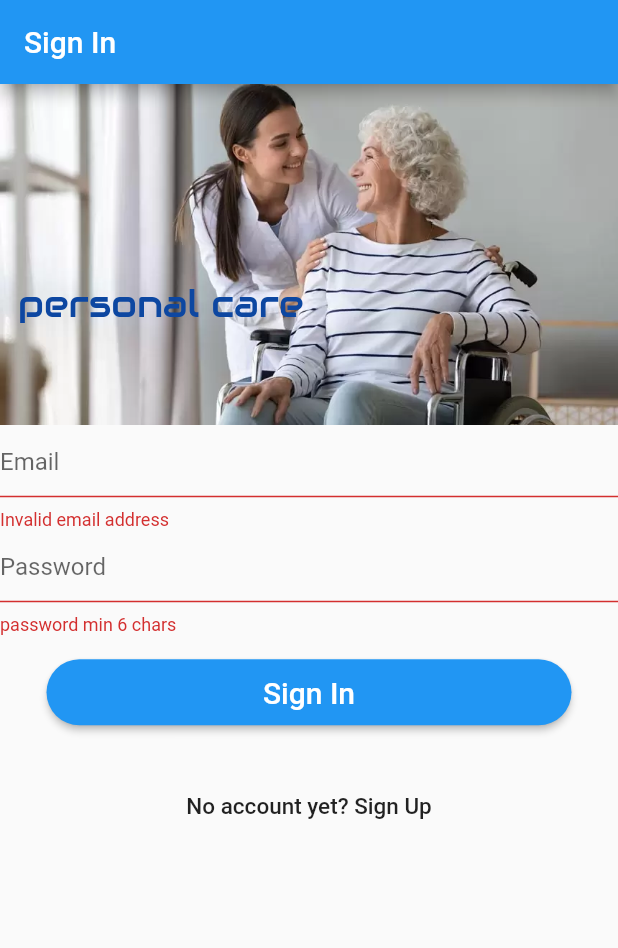
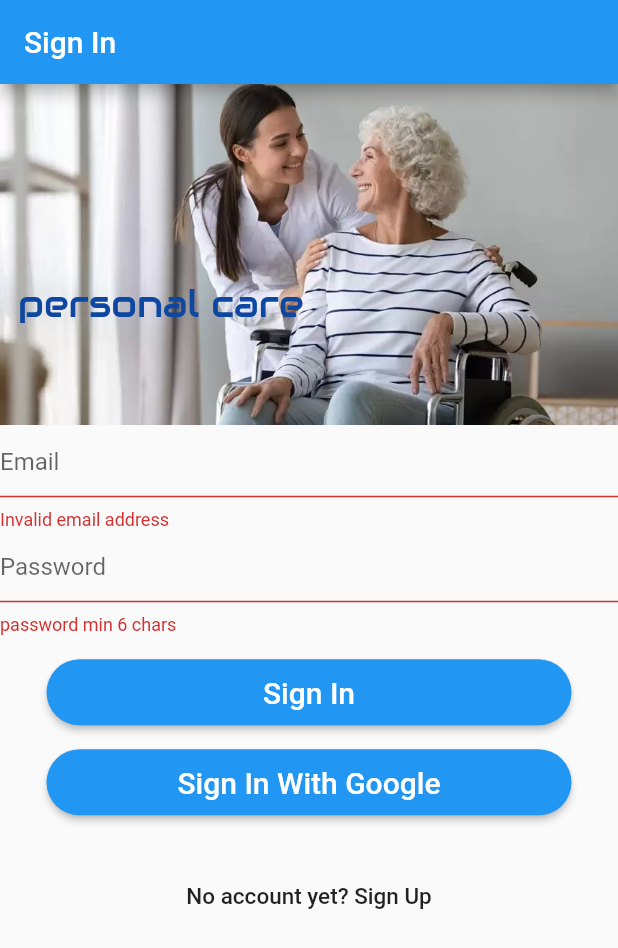
Before and after one commit to Cathycheng0320/SDD-personal-care, a Flutter app: the screen it shows after launch, after a tap on "Sign In", on a phone screen of 412 x 824 dp. Shown: the top 948 px of the screen. Run offline on Flutter 3.47's test engine with Material 2 defaults, Android fonts, the phone set to English and light mode, and no system bars; our stand-ins replace cloud_firestore, firebase_auth, firebase_core, google_sign_in; accounts and stored records are empty.

Commit message:
google signin

```diff
--- a/lib/main.dart
+++ b/lib/main.dart
@@ -1,3 +1,4 @@
+import 'package:firebase_auth/firebase_auth.dart';
 import 'package:firebase_core/firebase_core.dart';
 import 'package:flutter/material.dart';
 import 'package:personal_care/screen/home_screen.dart';
@@ -6,7 +7,6 @@ import 'package:personal_care/screen/signup_screen.dart';
 
 void main() async {
   WidgetsFlutterBinding.ensureInitialized();
-  await Firebase.initializeApp();
   runApp(PersonalCareApp());
 }
 
--- /dev/null
+++ b/lib/model/SDD-Project.dart
@@ -0,0 +1,46 @@
+class PersonalCare {
+  static const COLLECTION = 'personalCare';
+  static const IMAGE_FOLDER = 'personalcarePictures';
+  static const TITLE = 'title';
+  static const CREATED_BY = 'createdBy';
+  static const UPDATED_AT = 'updatedAt';
+
+  String docId; // Firestore doc id
+  String createdBy;
+  String title;
+  DateTime updatedAt; // created or revised time
+
+  PersonalCare({
+    this.docId,
+    this.createdBy,
+    this.title,
+    this.updatedAt,
+  });
+
+// convert Dart object to Firestore document
+  Map<String, dynamic> serialize() {
+    return <String, dynamic>{
+      TITLE: title,
+      CREATED_BY: createdBy,
+      UPDATED_AT: updatedAt,
+    };
+  }
+   // convert Firestore doc to Dart object
+  static PersonalCare deserialize(Map<String, dynamic> data, String docId) {
+    return PersonalCare(
+      docId: docId,
+      createdBy: data[PersonalCare.CREATED_BY],
+      title: data[PersonalCare.TITLE],
+      updatedAt: data[PersonalCare.UPDATED_AT] != null
+          ? DateTime.fromMillisecondsSinceEpoch(
+              data[PersonalCare.UPDATED_AT].millisecondsSinceEpoch)
+          : null,
+    );
+  }
+
+  @override
+  String toString() {
+    return '$docId $createdBy $title';
+  }
+
+}
--- a/lib/screen/home_screen.dart
+++ b/lib/screen/home_screen.dart
@@ -13,7 +13,7 @@ class HomeScreen extends StatefulWidget {
 
 class _HomeState extends State<HomeScreen> {
   _Controller con;
-  User user;
+  FirebaseUser user;
   @override
   void initState() {
     super.initState();
--- a/lib/screen/signin_screen.dart
+++ b/lib/screen/signin_screen.dart
@@ -1,5 +1,6 @@
 import 'package:firebase_auth/firebase_auth.dart';
 import 'package:flutter/material.dart';
+import 'package:personal_care/controller/Authentication.dart';
 import 'package:personal_care/controller/firebasecontrollor.dart';
 import 'package:personal_care/screen/home_screen.dart';
 import 'package:personal_care/screen/myview/mydialog.dart';
@@ -15,14 +16,13 @@ class SignInScreen extends StatefulWidget {
 
 class _SignInState extends State<SignInScreen> {
   _Controller con;
-  GlobalKey<FormState> formKey = GlobalKey<FormState>();
+  var formKey = GlobalKey<FormState>();
+  FirebaseUser user;
   @override
   void initState() {
     super.initState();
     con = _Controller(this);
   }
-
-  void render(fn) => setState(fn);
 
   @override
   Widget build(BuildContext context) {
@@ -77,6 +77,36 @@ class _SignInState extends State<SignInScreen> {
                     ),
                     color: Colors.blue,
                     onPressed: con.signIn,
+                    shape: RoundedRectangleBorder(
+                        borderRadius: BorderRadius.circular(30.0)),
+                  ),
+                ),
+                Container(
+                  width: 350.0,
+                  height: 60.0,
+                  padding: const EdgeInsets.only(top: 16.0),
+                  child: RaisedButton(
+                    child: Text(
+                      'Sign In With Google',
+                      style: TextStyle(fontSize: 20.0, color: Colors.white),
+                    ),
+                    color: Colors.blue,
+                    onPressed: () {
+                      signInWithGoogle().then((user) async {
+                        this.user = user;
+                        print('========google sign in start');
+                        var personalCare =
+                            await FirebaseController.getPersonalCare(
+                                user.email);
+                        print('========google call');
+                        Navigator.pushReplacementNamed(
+                            context, HomeScreen.routeName, arguments: {
+                          'user': user,
+                          'personalCareList': personalCare
+                        });
+                        print('========google sign in finish');
+                      });
+                    },
                     shape: RoundedRectangleBorder(
                         borderRadius: BorderRadius.circular(30.0)),
                   ),
@@ -138,9 +168,9 @@ class _Controller {
 
     state.formKey.currentState.save();
 
-    User user;
+    FirebaseUser user;
     try {
-      user = await FirebaseController.signIn(email: email, password: password);
+      user = await FirebaseController.signIn(email, password);
       print('=======${user.email}');
     } catch (e) {
       MyDialog.info(
@@ -153,4 +183,5 @@ class _Controller {
     Navigator.pushNamed(state.context, HomeScreen.routeName, arguments:
     {'user': user});
   }
+
 }
```
Also changed, not shown: lib/controller/Authentication.dart (added, +32 -0 lines), lib/controller/firebasecontrollor.dart (+27 -4 lines), pubspec.yaml (+5 -2 lines), pubspec.lock, 2 other files.
